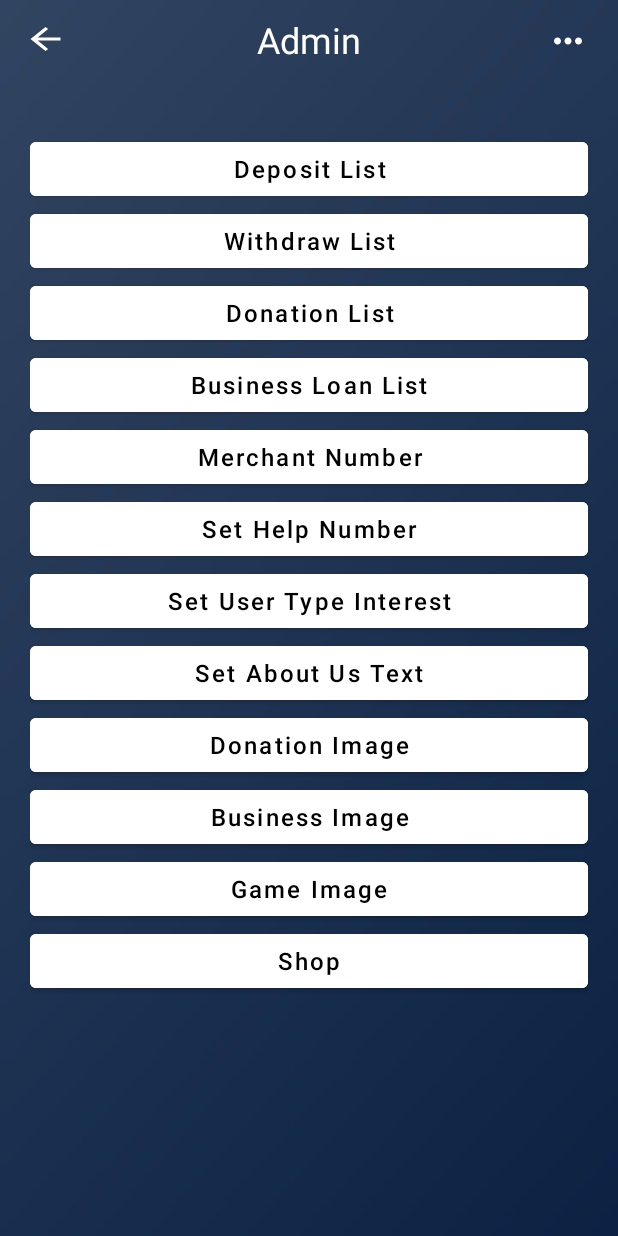
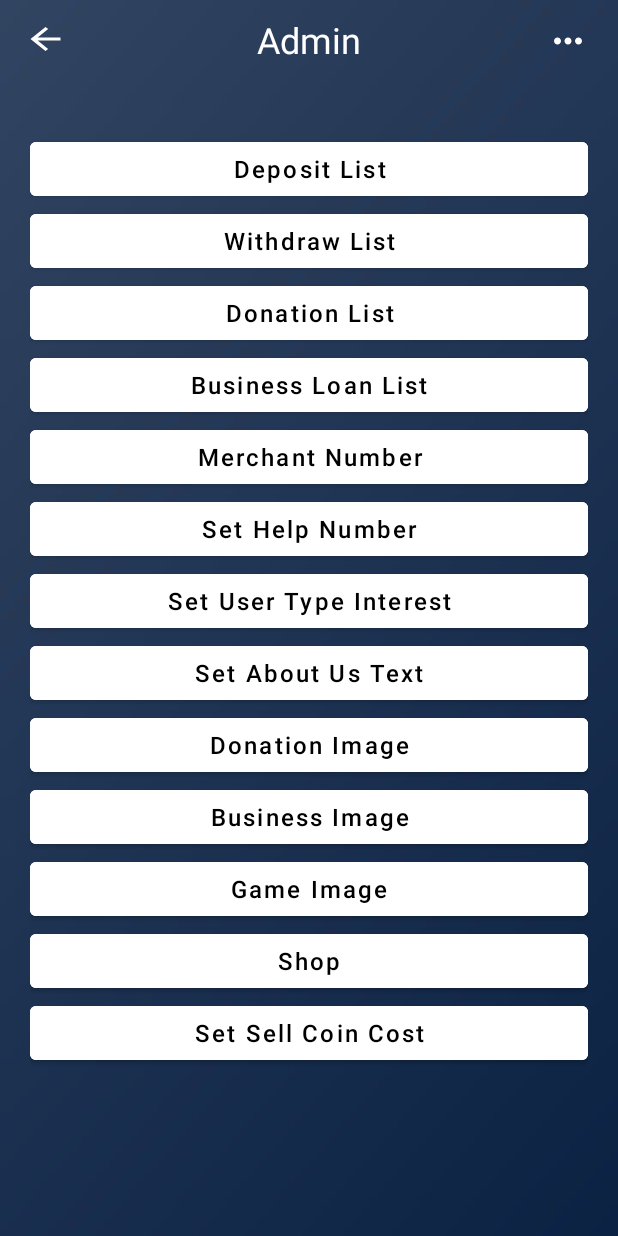
Before and after one commit to DeveloperKits/Halal-Pay, an Android app: the HomeActivity screen opened directly, with no data from a screen before it, on a phone screen of 412 x 824 dp. Run offline under Robolectric (Android 15) with nearby library versions, the phone set to English and light mode, and no system bars; our stand-ins replace Firebase (no records; nobody signed in at launch, a user with empty details on screens opened directly); libraries missing offline, so code that uses them is left out: com.theartofdev.edmodo; Roboto replaces fonts that are not available here.

Commit message:
update coin cost

```diff
--- a/app/src/main/res/layout/activity_home.xml
+++ b/app/src/main/res/layout/activity_home.xml
@@ -186,6 +186,18 @@
                 android:textAllCaps="false"
                 android:textColor="@color/black"
                 android:textSize="16sp" />
+
+            <Button
+                android:layout_width="match_parent"
+                android:layout_height="wrap_content"
+                android:backgroundTint="@color/white"
+                android:onClick="coinCost"
+                android:text="Set Sell Coin Cost"
+                android:textAllCaps="false"
+                android:textColor="@color/black"
+                android:textSize="16sp"
+                android:layout_marginBottom="10dp"/>
+
         </LinearLayout>
 
     </ScrollView>
```
Also changed, not shown: app/src/main/java/com/samulit/halal_pay_admin_panel/HomeActivity.java (+28 -0 lines).
